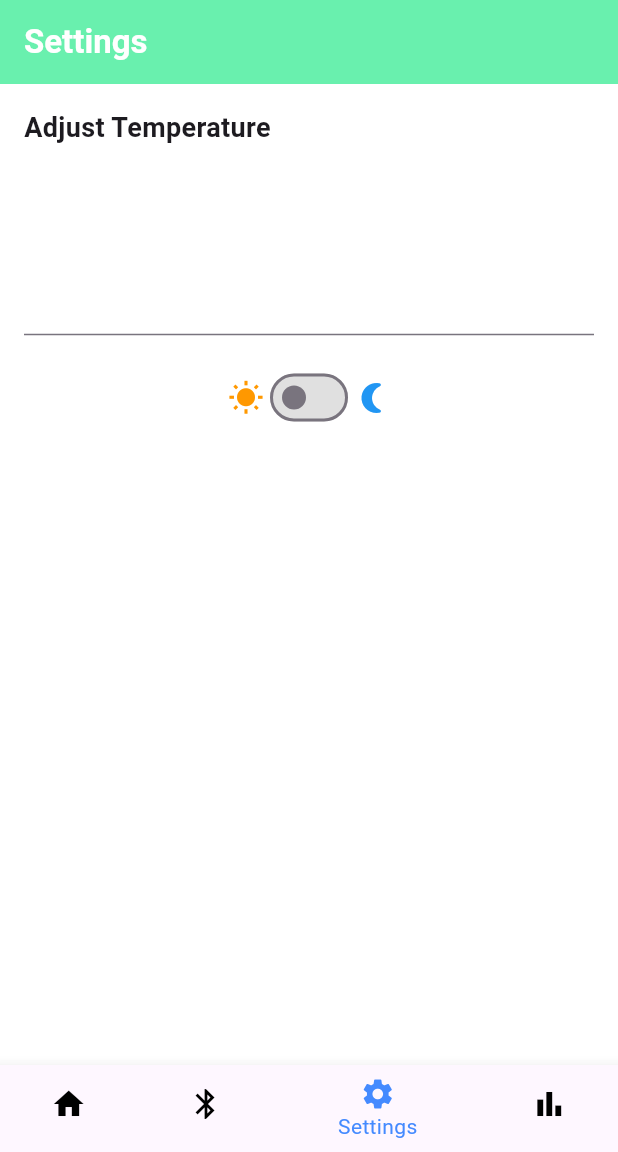
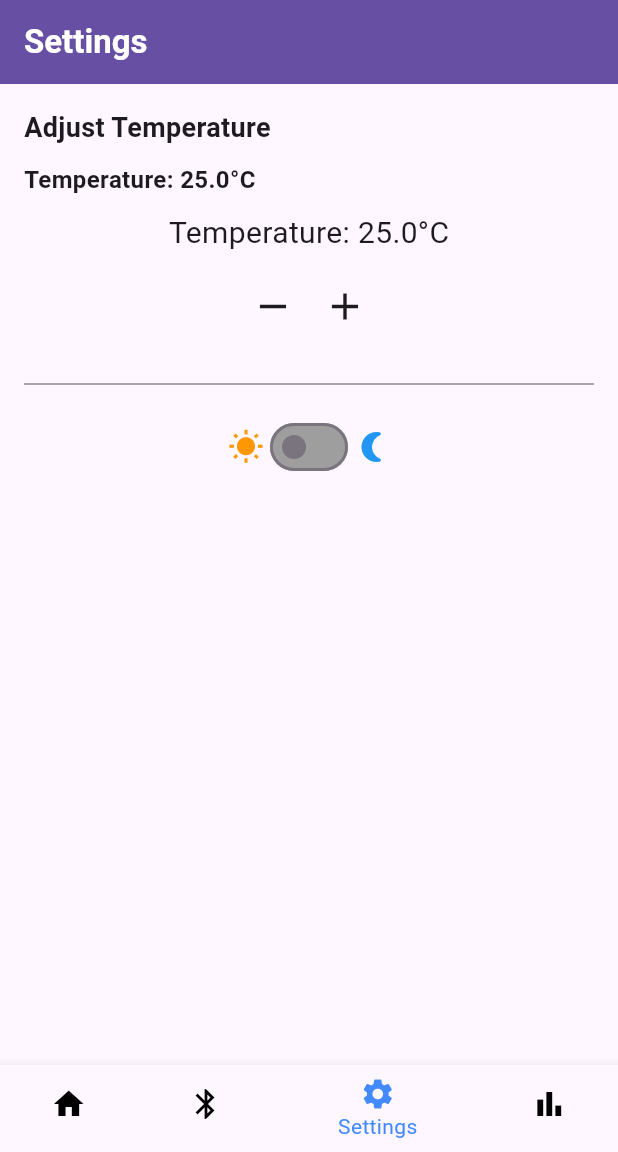
Before and after one commit to sivaprakasam-07/HydraX, a Flutter app: the screen it shows after launch, item 3 of the bottom bar chosen, on a phone screen of 412 x 824 dp, the part 84-1236 px from its top. Run offline on Flutter 3.47's test engine with Material 3 defaults, Android fonts, the phone set to English and light mode, and no system bars; our stand-ins replace fl_chart, flutter_blue_plus.

Commit message:
updated other settings

```diff
--- a/lib/core/constants.dart
+++ b/lib/core/constants.dart
@@ -0,0 +1,16 @@
+import 'package:flutter/material.dart';
+
+// 🔥 Temperature Limits
+const double MIN_TEMPERATURE = 10.0;
+const double MAX_TEMPERATURE = 50.0;
+const double DEFAULT_TEMPERATURE = 25.0;
+
+// 📌 Firebase Collection Names
+const String TEMPERATURE_COLLECTION = "temperature_logs";
+const String HYDRATION_COLLECTION = "hydration_logs";
+
+// 🎨 UI Colors (Light & Dark Mode Support)
+const Color LIGHT_MODE_BG = Color(0xFFF8F8F8);
+const Color DARK_MODE_BG = Color(0xFF121212);
+const Color PRIMARY_COLOR = Colors.blue;
+const Color ACCENT_COLOR = Colors.orange;
--- a/lib/ui/screens/settings_screen.dart
+++ b/lib/ui/screens/settings_screen.dart
@@ -30,7 +30,7 @@ class _SettingsScreenState extends State<SettingsScreen> {
     bool isDarkMode = themeProvider.isDarkMode;
 
     return Scaffold(
-      backgroundColor: theme.scaffoldBackgroundColor,
+      backgroundColor: theme.colorScheme.background,
       appBar: AppBar(
         title: Text(
           'Settings',
@@ -40,7 +40,7 @@ class _SettingsScreenState extends State<SettingsScreen> {
             color: theme.colorScheme.onPrimary, // Ensures visibility in both themes
           ),
         ),
-        backgroundColor: theme.primaryColor,
+        backgroundColor: theme.colorScheme.primary,
       ),
       body: Padding(
         padding: const EdgeInsets.all(16.0),
@@ -56,13 +56,24 @@ class _SettingsScreenState extends State<SettingsScreen> {
               ),
             ),
             SizedBox(height: 10),
+            // Temperature Display Fix
+            Text(
+              'Temperature: ${_selectedTemperature.toStringAsFixed(1)}°C',
+              style: TextStyle(
+                fontSize: 16,
+                fontWeight: FontWeight.bold,
+                color: theme.colorScheme.onBackground, // Ensures visibility
+              ),
+            ),
+            SizedBox(height: 10),
             TemperatureControl(
               temperature: _selectedTemperature,
               onIncrease: _increaseTemperature,
               onDecrease: _decreaseTemperature,
+              textColor: theme.colorScheme.onBackground, // Pass adaptive color
             ),
             SizedBox(height: 20),
-            Divider(color: theme.dividerColor), // Adapts to theme
+            Divider(color: theme.colorScheme.onBackground.withOpacity(0.5)), // Adapts to theme
             SizedBox(height: 10),
             Row(
               mainAxisAlignment: MainAxisAlignment.center,
@@ -70,8 +81,8 @@ class _SettingsScreenState extends State<SettingsScreen> {
                 Icon(Icons.wb_sunny, color: isDarkMode ? Colors.grey[400] : Colors.orange),
                 Switch(
                   value: themeProvider.isDarkMode,
-                  activeColor: Colors.blue, // Ensures visibility
-                  inactiveTrackColor: Colors.grey[300],
+                  activeColor: theme.colorScheme.primary,
+                  inactiveTrackColor: isDarkMode ? Colors.grey[700] : Colors.grey[500], // Fix contrast
                   onChanged: (value) {
                     themeProvider.toggleTheme();
                   },
--- a/lib/ui/widgets/temperature_control.dart
+++ b/lib/ui/widgets/temperature_control.dart
@@ -4,11 +4,13 @@ class TemperatureControl extends StatelessWidget {
   final double temperature;
   final VoidCallback onIncrease;
   final VoidCallback onDecrease;
+  final Color textColor;
 
   TemperatureControl({
     required this.temperature,
     required this.onIncrease,
     required this.onDecrease,
+    required this.textColor,
   });
 
   @override
@@ -17,18 +19,18 @@ class TemperatureControl extends StatelessWidget {
       children: [
         Text(
           'Temperature: ${temperature.toStringAsFixed(1)}°C',
-          style: TextStyle(fontSize: 20, color: Colors.white),
+          style: TextStyle(fontSize: 20, color: textColor),
         ),
         SizedBox(height: 10),
         Row(
           mainAxisAlignment: MainAxisAlignment.center,
           children: [
             IconButton(
-              icon: Icon(Icons.remove, size: 30, color: Colors.white),
+              icon: Icon(Icons.remove, size: 30, color: textColor),
               onPressed: onDecrease,
             ),
             IconButton(
-              icon: Icon(Icons.add, size: 30, color: Colors.white),
+              icon: Icon(Icons.add, size: 30, color: textColor),
               onPressed: onIncrease,
             ),
           ],
```
Also changed, not shown: lib/core/helpers.dart (+14 -0 lines), lib/services/ai_service.dart (+23 -0 lines), lib/ui/widgets/water_bottle.dart (+79 -0 lines).
